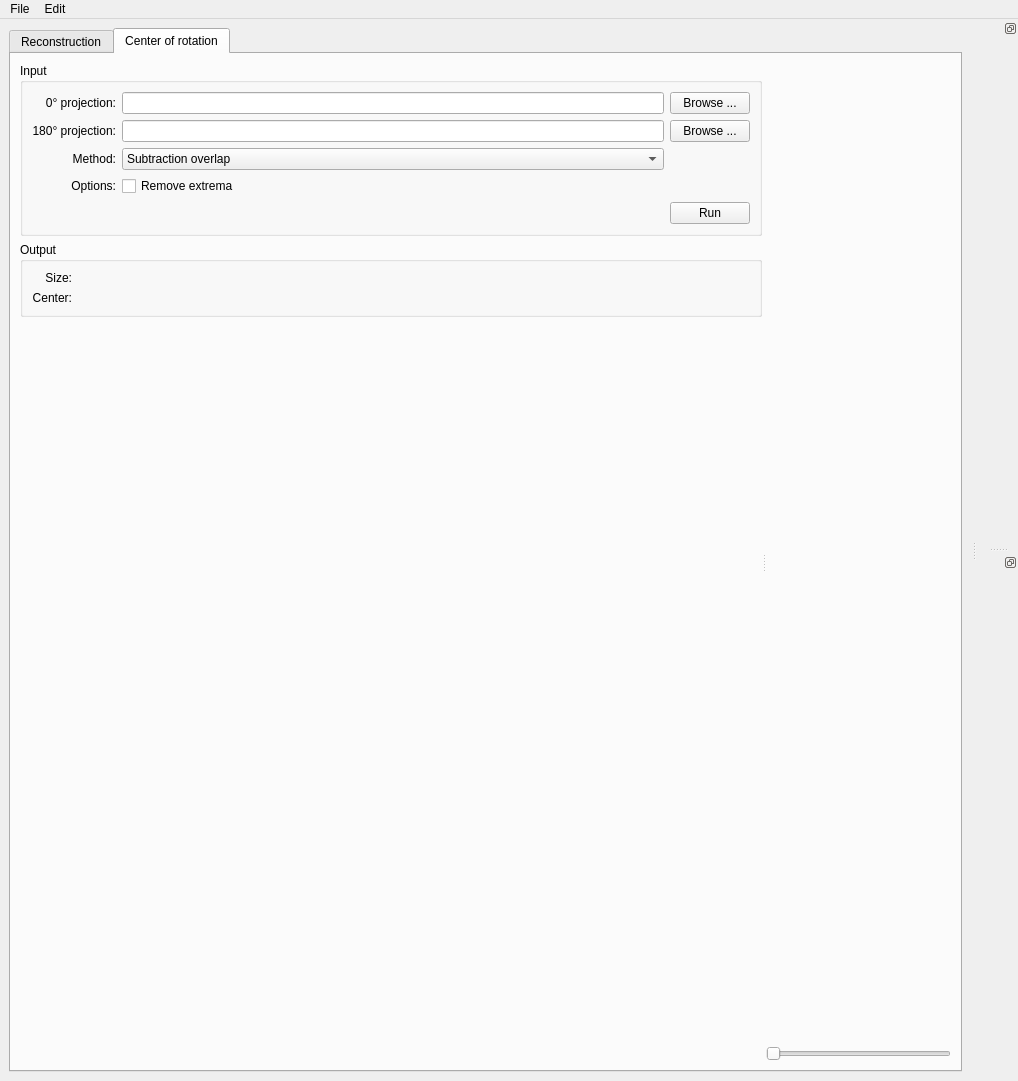
Old version of the form tofu/gui.ui in the repository ufo-kit/tofu.
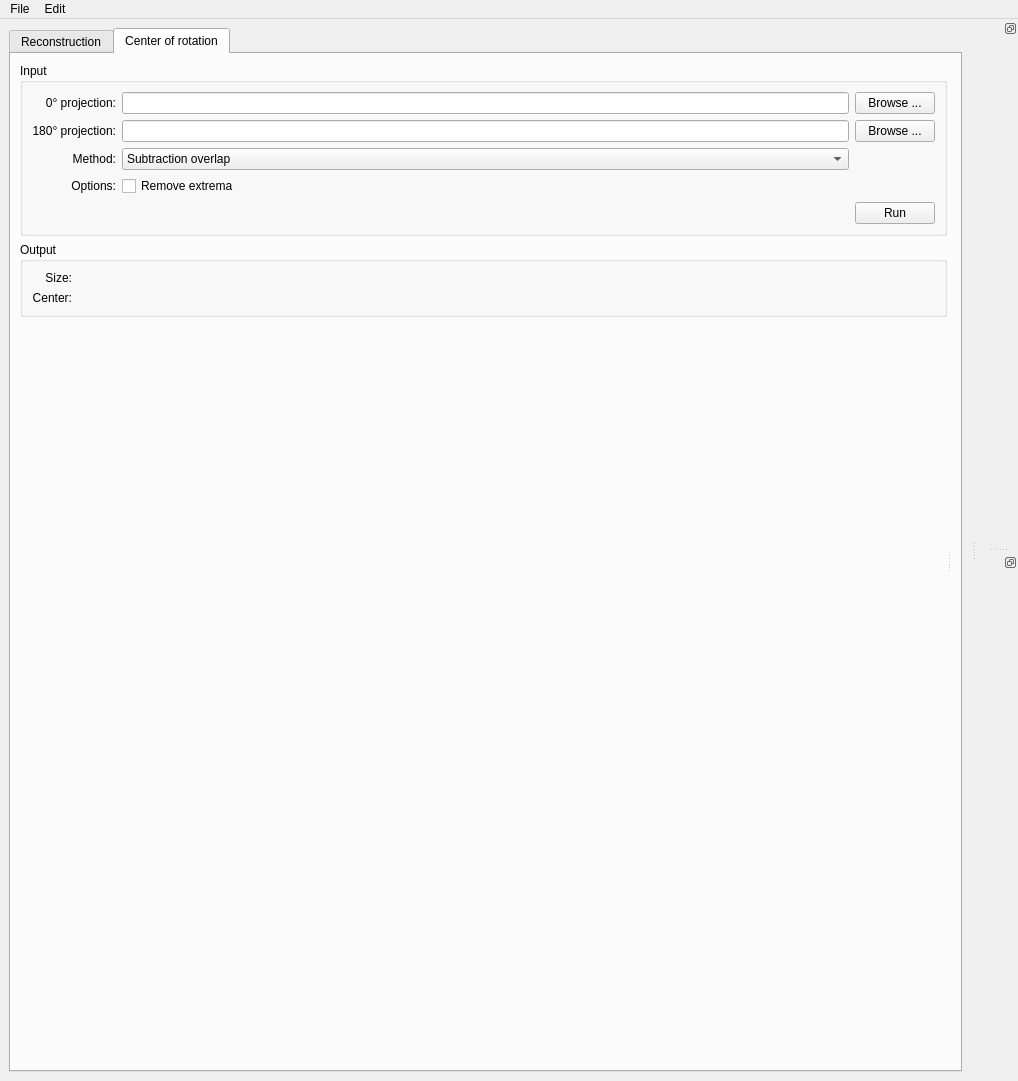
New version of the form. The open tabs and pages were chosen to show the change.

Commit message: Replace overlap code with custom widget

Patch:
```diff
--- a/tofu/gui.ui
+++ b/tofu/gui.ui
@@ -1250,6 +1250,12 @@
            <layout class="QVBoxLayout" name="verticalLayout_14">
             <item>
              <widget class="QWidget" name="axis_view_widget" native="true">
+              <property name="sizePolicy">
+               <sizepolicy hsizetype="Expanding" vsizetype="Preferred">
+                <horstretch>0</horstretch>
+                <verstretch>0</verstretch>
+               </sizepolicy>
+              </property>
               <layout class="QGridLayout" name="gridLayout_11">
                <property name="margin">
                 <number>0</number>
@@ -1267,16 +1273,6 @@
               </layout>
              </widget>
             </item>
-            <item>
-             <widget class="QSlider" name="axis_slider">
-              <property name="maximum">
-               <number>999</number>
-              </property>
-              <property name="orientation">
-               <enum>Qt::Horizontal</enum>
-              </property>
-             </widget>
-            </item>
            </layout>
           </widget>
          </widget>
```
Left out of the diff: 11 changed lines with no effect on the pictures. The commit also changes 1 other file.
